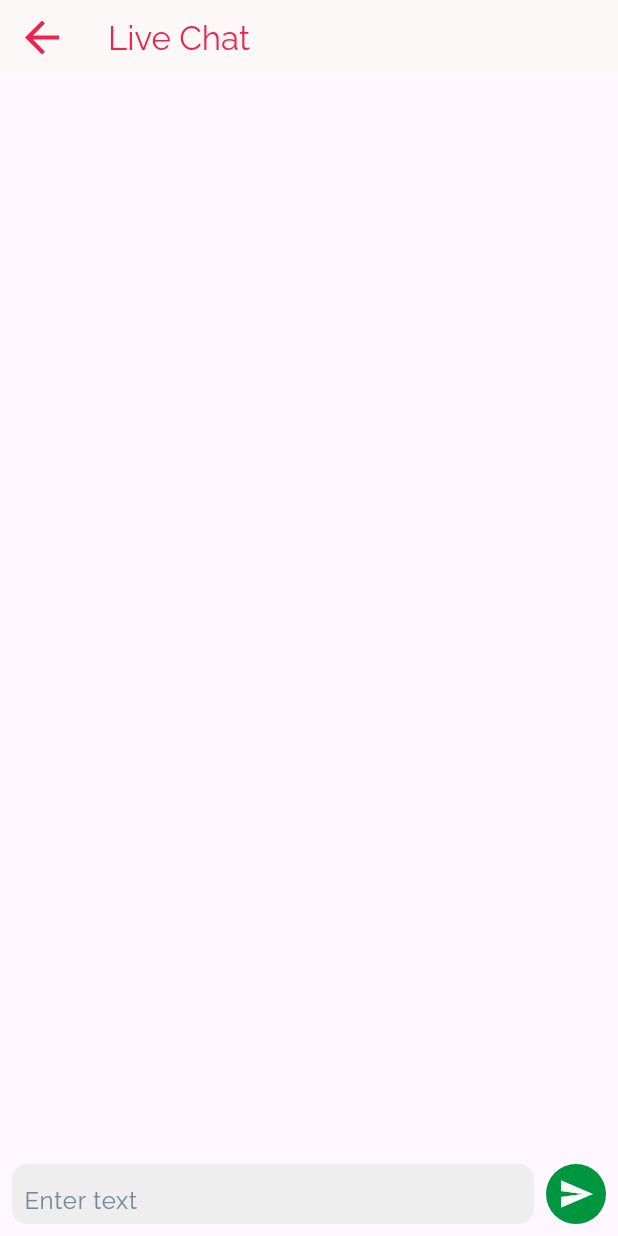
After one commit to lorem-ipsum-group/nagarik, a Flutter app: the ChatScreen screen opened directly, after a tap on the "send" icon, on a phone screen of 412 x 824 dp. The commit adds this screen. Run offline on Flutter 3.47's test engine with Material 3 defaults, Android fonts, the phone set to English and light mode, and no system bars; our stand-ins replace carousel_slider, chat_bubbles, google_fonts, local_auth.

Commit message:
add live chatbot

```diff
--- /dev/null
+++ b/lib/chat_screen.dart
@@ -0,0 +1,193 @@
+import 'dart:convert';
+
+import 'package:flutter/material.dart';
+import 'package:http/http.dart' as http;
+import 'package:chat_bubbles/chat_bubbles.dart';
+import 'package:nagarik/main.dart';
+import 'package:nagarik/message.dart';
+import 'package:nagarik/my_colors.dart';
+
+class ChatScreen extends StatefulWidget {
+  const ChatScreen({super.key});
+
+  @override
+  State<ChatScreen> createState() => _ChatScreenState();
+}
+
+class _ChatScreenState extends State<ChatScreen> {
+  TextEditingController controller = TextEditingController();
+  ScrollController scrollController = ScrollController();
+  List<Message> msgs = [];
+  bool isTyping = false;
+
+  void sendMsg() async {
+    String text = controller.text;
+    controller.clear();
+
+    try {
+      if (text.isNotEmpty) {
+        setState(() {
+          msgs.insert(0, Message(true, text));
+          isTyping = true;
+        });
+        scrollController.animateTo(0.0,
+            duration: const Duration(seconds: 1), curve: Curves.easeOut);
+
+        var response = await http.post(
+          Uri.parse("https://nagarik-chatbot-api.onrender.com/v1/chat"),
+          headers: {
+            "Content-Type": "application/json",
+          },
+          body: jsonEncode({
+            "input": text,
+          }),
+        );
+
+        if (response.statusCode == 200) {
+          var jsonResponse = jsonDecode(response.body);
+          if (jsonResponse.containsKey("answer")) {
+            setState(() {
+              isTyping = false;
+              msgs.insert(
+                0,
+                Message(
+                  false,
+                  jsonResponse["answer"].toString().trimLeft(),
+                ),
+              );
+            });
+            scrollController.animateTo(0.0,
+                duration: const Duration(seconds: 1), curve: Curves.easeOut);
+          } else {
+            print("Unexpected response format: $jsonResponse");
+          }
+        } else {
+          print("HTTP Request failed with status: ${response.statusCode}");
+        }
+      }
+    } catch (e) {
+      print("Error during HTTP request: $e");
+      ScaffoldMessenger.of(context).showSnackBar(
+        const SnackBar(
+          content: Text("Some error occurred, please try again!"),
+        ),
+      );
+    }
+  }
+
+  @override
+  Widget build(BuildContext context) {
+    return Scaffold(
+      appBar: AppBar(
+        backgroundColor: pastel, // Replace with your color
+        title: const Text("Live Chat", style: TextStyle(color: red, fontWeight: FontWeight.w400),),
+        toolbarHeight: 50,
+        leading: IconButton(
+          onPressed: () {
+            // Navigate back to the home page
+                    Navigator.of(context)
+                        .push(MaterialPageRoute(builder: (_) => const Root()));
+          },
+          icon: const Icon(Icons.arrow_back, size: 34,color: red,),
+        ),
+      ),
+      body: Column(
+        children: [
+          Expanded(
+            child: ListView.builder(
+              controller: scrollController,
+              itemCount: msgs.length,
+              shrinkWrap: true,
+              reverse: true,
+              itemBuilder: (context, index) {
+                return Padding(
+                  padding: const EdgeInsets.symmetric(vertical: 4),
+                  child: isTyping && index == 0
+                      ? Column(
+                          children: [
+                            BubbleNormal(
+                              text: msgs[0].msg,
+                              textStyle: const TextStyle(color:white),
+                              isSender: true,
+                              color: blue,
+                            ),
+                            const Padding(
+                              padding: EdgeInsets.only(left: 16, top: 4),
+                              child: Align(
+                                alignment: Alignment.centerLeft,
+                                child: Text("Typing...", style: TextStyle(color: fadedRed),),
+                              ),
+                            )
+                          ],
+                        )
+                      : BubbleNormal(
+                          text: msgs[index].msg,
+                          textStyle: const TextStyle(color:white),
+                          isSender: msgs[index].isSender,
+                          color: msgs[index].isSender
+                              ? blue
+                              : red,
+                        ),
+                );
+              },
+            ),
+          ),
+          Row(
+            children: [
+              Expanded(
+                child: Padding(
+                  padding: const EdgeInsets.all(8.0),
+                  child: Container(
+                    width: double.infinity,
+                    height: 40,
+                    decoration: BoxDecoration(
+                      color: Colors.grey[200],
+                      borderRadius: BorderRadius.circular(10),
+                    ),
+                    child: Padding(
+                      padding: const EdgeInsets.symmetric(horizontal: 8),
+                      child: TextField(
+                        controller: controller,
+                        textCapitalization: TextCapitalization.sentences,
+                        onSubmitted: (value) {
+                          sendMsg();
+                        },
+                        textInputAction: TextInputAction.send,
+                        showCursor: true,
+                        decoration: const InputDecoration(
+                          border: InputBorder.none,
+                          hintText: "Enter text",
+                          hintStyle: TextStyle(color: lightGrey)
+                        ),
+                      ),
+                    ),
+                  ),
+                ),
+              ),
+              InkWell(
+                onTap: () {
+                  sendMsg();
+                },
+                child: Container(
+                  height: 40,
+                  width: 40,
+                  decoration: BoxDecoration(
+                    color: green,
+                    borderRadius: BorderRadius.circular(30),
+                  ),
+                  child: const Icon(
+                    Icons.send,
+                    color: white,
+                  ),
+                ),
+              ),
+              const SizedBox(
+                width: 8,
+              ),
+            ],
+          ),
+        ],
+      ),
+    );
+  }
+}
--- a/lib/documents.dart
+++ b/lib/documents.dart
@@ -103,7 +103,7 @@ class DocumentsState extends State<Documents> {
                             borderRadius: BorderRadius.circular(20)))),
                     child: const Center(
                       child: Text(
-                        "Uploads",
+                        "Correct",
                         style: TextStyle(color: Colors.white, fontSize: 18),
                       ),
                     ))
--- a/lib/home.dart
+++ b/lib/home.dart
@@ -1,4 +1,5 @@
 import 'package:flutter/material.dart';
+import 'package:nagarik/chat_screen.dart';
 import 'package:nagarik/main.dart';
 import 'package:nagarik/my_buttons.dart';
 import 'package:carousel_slider/carousel_slider.dart';
@@ -56,7 +57,7 @@ class Home extends StatelessWidget {
                         style: TextStyle(
                             color: lightGrey, fontWeight: FontWeight.w400))),
                 onTap: () {
-                  Navigator.pop(context);
+                  Navigator.pushReplacement(context, MaterialPageRoute(builder: (_) => ChatScreen()) );
                 },
               ),
               ListTile(
--- /dev/null
+++ b/lib/message.dart
@@ -0,0 +1,5 @@
+class Message {
+bool isSender;
+String msg;
+Message(this.isSender, this.msg);
+}
--- a/lib/my_colors.dart
+++ b/lib/my_colors.dart
@@ -8,3 +8,4 @@ const Color fadedRed = Color.fromARGB(255, 254, 197, 209);
 const Color white = Color.fromARGB(255, 253, 252, 252);
 const Color lightGrey = Color.fromRGBO(121, 136, 151, 1);
 const Color darkGrey = Color.fromARGB(255, 82, 94, 106);
+const Color green = Color(0xFF00963f);
--- a/pubspec.yaml
+++ b/pubspec.yaml
@@ -39,6 +39,11 @@ dependencies:
   carousel_slider: ^4.2.1
   intl: ^0.18.1
   google_fonts: ^6.1.0
+  smooth_page_indicator: ^1.1.0
+  http: ^1.1.2
+  chat_bubbles: ^1.5.0
+  rest_api: ^0.0.0
+  flutter_chat_bubble: ^2.0.2
 
 dev_dependencies:
   flutter_test:
@@ -60,6 +65,7 @@ flutter:
   assets:
     - assets/emblem.png
     - assets/logo.png
+    - assets/NID_page.png
 
   # The following line ensures that the Material Icons font is
   # included with your application, so that you can use the icons in
```
Also changed, not shown: pubspec.lock, 1 other file.
